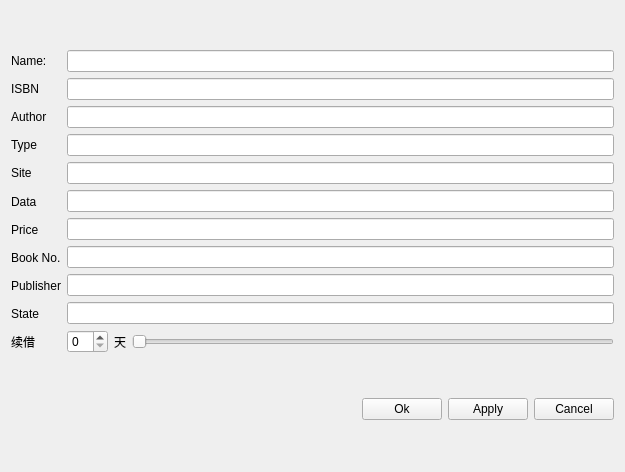
Before: the Qt Designer form sourcecode/bookdetail.ui in LiuzhouChan/database-Project-with-QT, drawn with Qt 5.
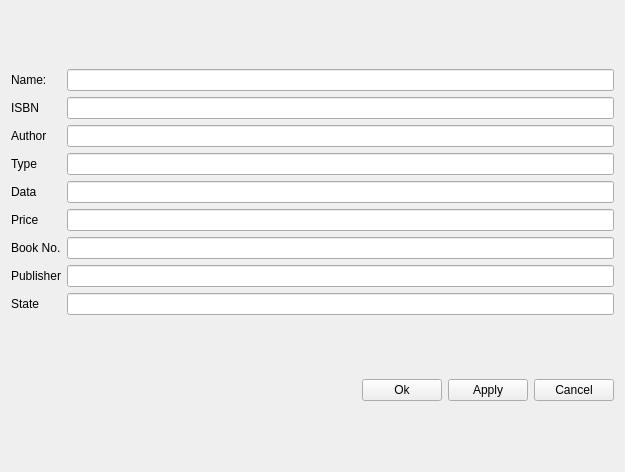
After: the same form once the commit is applied.

What changed in the file:
```diff
--- a/sourcecode/bookdetail.ui
+++ b/sourcecode/bookdetail.ui
@@ -46,13 +46,6 @@
          </property>
         </widget>
        </item>
-       <item>
-        <widget class="QLabel" name="label_8">
-         <property name="text">
-          <string>Site</string>
-         </property>
-        </widget>
-       </item>
        <item>
         <widget class="QLabel" name="label_6">
          <property name="text">
@@ -88,13 +81,6 @@
          </property>
         </widget>
        </item>
-       <item>
-        <widget class="QLabel" name="label_10">
-         <property name="text">
-          <string>续借</string>
-         </property>
-        </widget>
-       </item>
       </layout>
      </item>
      <item>
@@ -102,101 +88,66 @@
        <item>
         <widget class="QLineEdit" name="lineEdit">
          <property name="readOnly">
-          <bool>true</bool>
+          <bool>false</bool>
          </property>
         </widget>
        </item>
        <item>
         <widget class="QLineEdit" name="lineEdit_2">
          <property name="readOnly">
-          <bool>true</bool>
+          <bool>false</bool>
          </property>
         </widget>
        </item>
        <item>
         <widget class="QLineEdit" name="lineEdit_3">
          <property name="readOnly">
-          <bool>true</bool>
+          <bool>false</bool>
          </property>
         </widget>
        </item>
        <item>
         <widget class="QLineEdit" name="lineEdit_4">
          <property name="readOnly">
-          <bool>true</bool>
+          <bool>false</bool>
          </property>
         </widget>
        </item>
        <item>
         <widget class="QLineEdit" name="lineEdit_5">
          <property name="readOnly">
-          <bool>true</bool>
+          <bool>false</bool>
          </property>
         </widget>
        </item>
        <item>
         <widget class="QLineEdit" name="lineEdit_6">
          <property name="readOnly">
-          <bool>true</bool>
+          <bool>false</bool>
          </property>
         </widget>
        </item>
        <item>
         <widget class="QLineEdit" name="lineEdit_7">
          <property name="readOnly">
-          <bool>true</bool>
+          <bool>false</bool>
          </property>
         </widget>
        </item>
        <item>
         <widget class="QLineEdit" name="lineEdit_8">
          <property name="readOnly">
-          <bool>true</bool>
-         </property>
-        </widget>
-       </item>
-       <item>
-        <widget class="QLineEdit" name="lineEdit_10">
-         <property name="readOnly">
-          <bool>true</bool>
+          <bool>false</bool>
          </property>
         </widget>
        </item>
        <item>
         <widget class="QLineEdit" name="lineEdit_9">
          <property name="readOnly">
-          <bool>true</bool>
+          <bool>false</bool>
          </property>
         </widget>
        </item>
-       <item>
-        <layout class="QHBoxLayout" name="horizontalLayout_3">
-         <item>
-          <widget class="QSpinBox" name="spinBox">
-           <property name="maximum">
-            <number>30</number>
-           </property>
-          </widget>
-         </item>
-         <item>
-          <widget class="QLabel" name="label_11">
-           <property name="text">
-            <string>天</string>
-           </property>
-          </widget>
-         </item>
-         <item>
-          <widget class="QSlider" name="horizontalSlider">
-           <property name="maximum">
-            <number>30</number>
-           </property>
-           <property name="orientation">
-            <enum>Qt::Horizontal</enum>
-           </property>
-          </widget>
-         </item>
-        </layout>
-       </item>
       </layout>
      </item>
     </layout>
```
Left out of the diff: 32 changed lines with no effect on the pictures.
